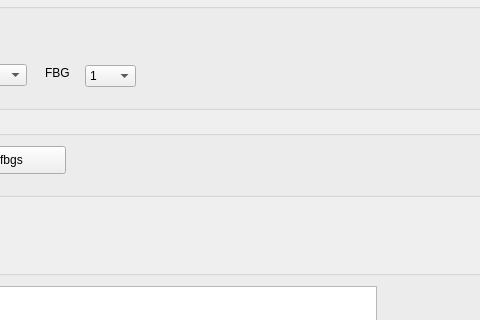
Above: UIs/mainwindow.ui from IlyaVatnik/WIMcontrol before the change; both pictures show x 483 to 963 and y 304 to 624 of the 1063 by 971 pixel window. Below: the same form after it.
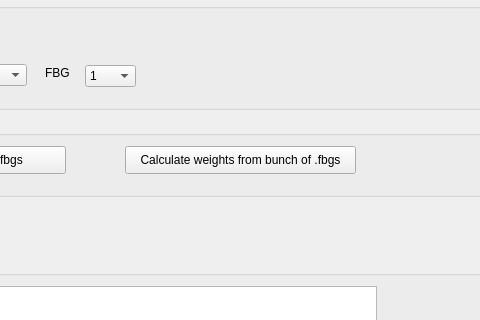
That is the form after the change. The open tabs and pages were chosen to show the change.

```diff
--- a/UIs/mainwindow.ui
+++ b/UIs/mainwindow.ui
@@ -860,6 +860,19 @@
                 <string>Calculate weight from .fbgs</string>
                </property>
               </widget>
+              <widget class="QPushButton" name="pushButton_calculate_weights_in_folder">
+               <property name="geometry">
+                <rect>
+                 <x>580</x>
+                 <y>30</y>
+                 <width>231</width>
+                 <height>28</height>
+                </rect>
+               </property>
+               <property name="text">
+                <string>Calculate weights from bunch of .fbgs</string>
+               </property>
+              </widget>
              </widget>
             </item>
            </layout>
```
Left out of the diff: 12 changed lines with no effect on the pictures.
